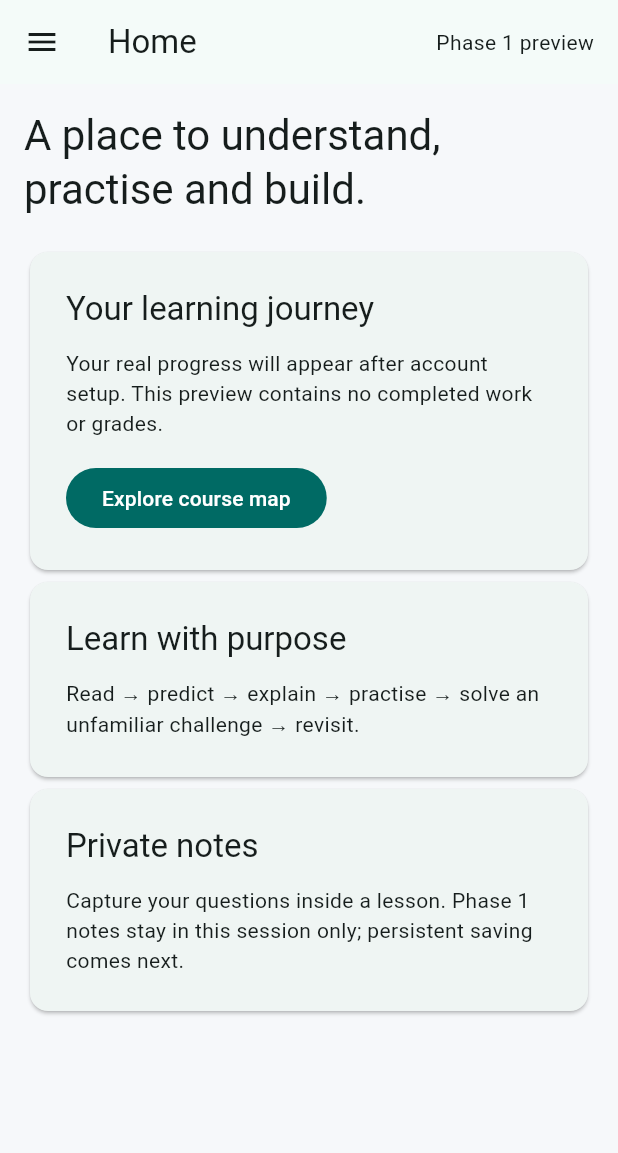
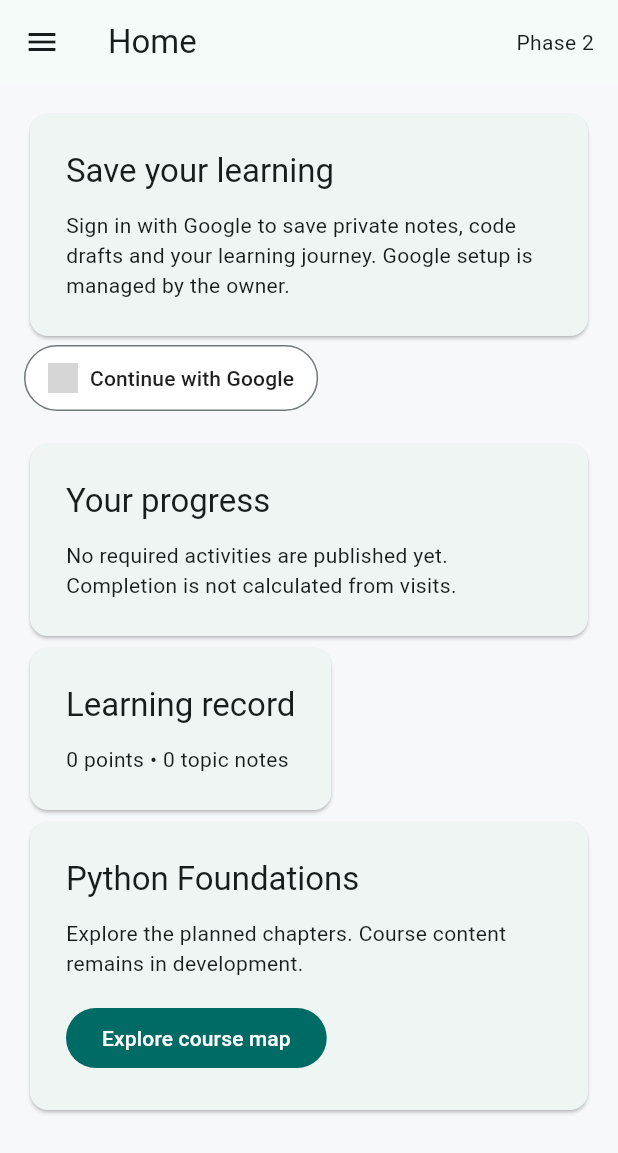
Before and after one commit to cyberokasha-dev/Bajinka-Academy, a Flutter app: the screen it shows after launch, on a phone screen of 412 x 824 dp. Shown: the top 1153 px of the screen. Run offline on Flutter 3.47's test engine with Material 3 defaults, Android fonts, the phone set to English and light mode, and no system bars; our stand-ins replace shared_preferences, supabase_flutter; accounts and stored records are empty; network calls fail; statements that could not run were skipped; grey boxes are pictures that could not be loaded.

Commit message:
Phase 2: Google OAuth, private saved learner work and Home progress

```diff
--- /dev/null
+++ b/apps/learner/lib/learner_store.dart
@@ -0,0 +1,173 @@
+import 'dart:async';
+import 'dart:convert';
+import 'package:flutter/foundation.dart';
+import 'package:shared_preferences/shared_preferences.dart';
+import 'package:supabase_flutter/supabase_flutter.dart';
+
+class LearnerStore extends ChangeNotifier {
+  LearnerStore(this.client);
+  final SupabaseClient? client;
+  final local = SharedPreferencesAsync();
+  StreamSubscription<AuthState>? subscription;
+  String? owner;
+  String displayName = '';
+  String? lastTopic;
+  String message = '';
+  bool loading = false;
+  bool reminders = false;
+  final Map<String, Map<String, dynamic>> drafts = {};
+  List<Map<String, dynamic>> activities = [];
+  List<Map<String, dynamic>> progress = [];
+  Future<void> pending = Future.value();
+  int epoch = 0;
+  int changeCounter = 0;
+  bool get signedIn => owner != null;
+  int get requiredCount => activities.where((a) => a['required'] == true).length;
+  int get completedCount {
+    final required = activities.where((a) => a['required'] == true).map((a) => a['id']).toSet();
+    return progress.where((p) => p['completed_at'] != null && required.contains(p['activity_id'])).length;
+  }
+  int get points => progress.fold(0, (sum, p) => sum + (p['points'] as num).toInt());
+  Future<void> start() async {
+    subscription = client?.auth.onAuthStateChange.listen((event) {
+      final next = event.session?.user.id;
+      if (next != owner) unawaited(load());
+    });
+    await load();
+  }
+  Future<void> load() async {
+    final current = ++epoch;
+    owner = client?.auth.currentUser?.id;
+    drafts.clear(); activities.clear(); progress.clear();
+    displayName = ''; lastTopic = null; reminders = false;
+    loading = true; message = ''; notifyListeners();
+    final uid = owner;
+    if (uid == null || client == null) {
+      loading = false; notifyListeners(); return;
+    }
+    try {
+      final cached = await local.getString('academy.v2.$uid');
+      if (current != epoch) return;
+      if (cached != null) {
+        final records = Map<String, dynamic>.from(jsonDecode(cached));
+        for (final entry in records.entries) drafts[entry.key] = Map<String, dynamic>.from(entry.value);
+      }
+      final results = await Future.wait([
+        client!.from('academy_profiles').select().eq('user_id', uid).maybeSingle(),
+        client!.from('academy_drafts').select().eq('user_id', uid),
+        client!.from('academy_activities').select().eq('course_id', 'python-foundations-v1'),
+        client!.from('academy_progress').select().eq('user_id', uid),
+      ]);
+      if (current != epoch) return;
+      final profile = results[0] as Map<String, dynamic>?;
+      displayName = profile?['display_name'] as String? ?? '';
+      lastTopic = profile?['last_topic'] as String?;
+      reminders = profile?['study_reminders'] == true;
+      for (final raw in results[1] as List) {
+        final row = Map<String, dynamic>.from(raw);
+        final id = row['topic_id'] as String;
+        if (drafts[id]?['dirty'] != true) drafts[id] = {...row, 'dirty': false, 'status': 'Saved'};
+      }
+      activities = (results[2] as List).map((r) => Map<String, dynamic>.from(r)).toList();
+      progress = (results[3] as List).map((r) => Map<String, dynamic>.from(r)).toList();
+      message = drafts.values.any((d) => d['dirty'] == true) ? 'Recovered local drafts. Open the topic and choose Retry save.' : '';
+    } catch (_) {
+      if (current == epoch) message = 'Could not load cloud data. Local drafts are available; retry connection.';
+    } finally {
+      if (current == epoch) { loading = false; notifyListeners(); }
+    }
+  }
+  Future<void> googleLogin() async {
+    if (client == null) { message = 'Account service unavailable. Reload and try again.'; notifyListeners(); return; }
+    try {
+      if (!kIsWeb) {
+        message = 'Google login is being configured for Android. Use the learner website for now.';
+        notifyListeners(); return;
+      }
+      await client!.auth.signInWithOAuth(OAuthProvider.google,
+        redirectTo: '${Uri.base.origin}${Uri.base.path}',
+        queryParams: {'prompt': 'select_account'});
+    } catch (_) {
+      message = 'Google sign-in is not available yet. The owner must enable Google in Supabase and configure the return URL.';
+      notifyListeners();
+    }
+  }
+  Future<void> logout() async {
+    await pending;
+    await client?.auth.signOut();
+    await load();
+  }
+  Map<String, dynamic> draft(String topic) => drafts[topic] ?? {'notes': '', 'code': '', 'revision': 0, 'dirty': false, 'status': 'No saved draft'};
+  void edit(String topic, String notes, String code) {
+    if (!signedIn) return;
+    final previous = draft(topic);
+    drafts[topic] = {...previous, 'notes': notes, 'code': code, 'dirty': true, 'status': 'Unsaved changes', 'change': ++changeCounter};
+    final uid = owner!;
+    final snapshot = jsonEncode(drafts);
+    pending = pending.then((_) async {
+      try { await local.setString('academy.v2.$uid', snapshot); }
+      catch (_) { if (owner == uid) { message = 'Local backup failed. Copy your work or save to the cloud.'; notifyListeners(); } }
+    });
+    notifyListeners();
+  }
+  Future<void> save(String topic) {
+    final uid = owner;
+    if (uid == null) return Future.value();
+    pending = pending.then((_) => _save(topic, uid));
+    return pending;
+  }
+  Future<void> _save(String topic, String uid) async {
+    if (owner != uid || client == null) return;
+    final current = Map<String, dynamic>.from(draft(topic));
+    if (current['dirty'] != true) return;
+    drafts[topic]!['status'] = 'Saving'; notifyListeners();
+    try {
+      final raw = await client!.rpc('academy_save_draft', params: {
+        'p_topic': topic, 'p_notes': current['notes'], 'p_code': current['code'], 'p_revision': current['revision'] ?? 0,
+      });
+      if (owner != uid) return;
+      final row = Map<String, dynamic>.from(raw);
+      if (drafts[topic]?['change'] == current['change']) {
+        drafts[topic] = {...row, 'dirty': false, 'status': 'Saved', 'change': current['change']};
+      } else {
+        drafts[topic]!['revision'] = row['revision'];
+        drafts[topic]!['status'] = 'Unsaved changes';
+      }
+      await local.setString('academy.v2.$uid', jsonEncode(drafts));
+    } on PostgrestException catch (e) {
+      if (owner == uid) drafts[topic]!['status'] = e.message.contains('DRAFT_CONFLICT')
+        ? 'Conflict: newer cloud version exists. Copy your changes before loading cloud version.'
+        : 'Save failed — local draft retained';
+    } catch (_) {
+      if (owner == uid) drafts[topic]!['status'] = 'Offline or save failed — local draft retained';
+    }
+    if (owner == uid) notifyListeners();
+  }
+  Future<void> loadCloudDraft(String topic) async {
+    final uid = owner;
+    if (uid == null || client == null) return;
+    await pending;
+    try {
+      final row = await client!.from('academy_drafts').select().eq('user_id', uid).eq('topic_id', topic).maybeSingle();
+      if (owner != uid) return;
+      drafts[topic] = {...?row, 'notes': row?['notes'] ?? '', 'code': row?['code'] ?? '', 'revision': row?['revision'] ?? 0, 'dirty': false, 'status': 'Cloud version loaded'};
+      await local.setString('academy.v2.$uid', jsonEncode(drafts));
+    } catch (_) { message = 'Cloud version could not be loaded.'; }
+    notifyListeners();
+  }
+  Future<void> profile({String? name, String? topic, bool? reminder}) async {
+    final uid = owner;
+    if (uid == null || client == null) return;
+    final values = {'user_id': uid, if (name != null) 'display_name': name.trim(), if (topic != null) 'last_topic': topic, if (reminder != null) 'study_reminders': reminder, 'updated_at': DateTime.now().toUtc().toIso8601String()};
+    try {
+      await client!.from('academy_profiles').upsert(values);
+      if (owner != uid) return;
+      if (name != null) displayName = name.trim();
+      if (topic != null) lastTopic = topic;
+      if (reminder != null) reminders = reminder;
+    } catch (_) { message = 'Account preferences could not be saved. Try again.'; }
+    notifyListeners();
+  }
+  @override
+  void dispose() { subscription?.cancel(); super.dispose(); }
+}
--- a/apps/learner/lib/main.dart
+++ b/apps/learner/lib/main.dart
@@ -1,14 +1,26 @@
+import 'dart:async';
 import 'package:flutter/material.dart';
+import 'package:supabase_flutter/supabase_flutter.dart';
+import 'learner_store.dart';
 
-void main() => runApp(const AcademyApp());
+Future<void> main() async {
+  WidgetsFlutterBinding.ensureInitialized();
+  SupabaseClient? client;
+  try {
+    await Supabase.initialize(url: 'https://zesvwdewewylotohcsgn.supabase.co', publishableKey: 'sb_publishable_pyX5NRIIF99KroUmr5RSyQ_xNO1WdwB');
+    client = Supabase.instance.client;
+  } catch (_) { /* Browsing remains available if account initialisation fails. */ }
+  runApp(AcademyApp(client: client));
+}
 
 class AcademyApp extends StatelessWidget {
-  const AcademyApp({super.key});
+  const AcademyApp({super.key, this.client});
+  final SupabaseClient? client;
   @override
   Widget build(BuildContext context) => MaterialApp(
     title: 'Bajinka Academy', debugShowCheckedModeBanner: false,
     theme: ThemeData(useMaterial3: true, colorScheme: ColorScheme.fromSeed(seedColor: const Color(0xff087f78)), scaffoldBackgroundColor: const Color(0xfff6f8fa)),
-    home: const LearnerShell(),
+    home: LearnerShell(client: client),
   );
 }
 
@@ -17,7 +29,8 @@ const chapters = ['Functions and Variables', 'Conditionals', 'Loops', 'Exception
 const topics = ['Running and saving Python programs', 'print, strings, and comments', 'Variables and assignment', 'input and string methods', 'Numbers and conversion', 'Arithmetic and formatted output', 'Functions and parameters', 'Return values and program structure'];
 
 class LearnerShell extends StatefulWidget {
-  const LearnerShell({super.key});
+  const LearnerShell({super.key, this.client});
+  final SupabaseClient? client;
   @override
   State<LearnerShell> createState() => _LearnerShellState();
 }
@@ -29,44 +42,124 @@ class _LearnerShellState extends State<LearnerShell> {
   String? topic;
   final note = TextEditingController();
   final code = TextEditingController();
-  final Map<String, String> notes = {};
-  final Map<String, String> codes = {};
-  void select(String value) => setState(() { section = value; chapter = null; topic = null; });
+  late final LearnerStore store;
+  Timer? autosave;
   @override
-  void dispose() { note.dispose(); code.dispose(); super.dispose(); }
+  void initState() {
+    super.initState();
+    store = LearnerStore(widget.client)..addListener(refresh);
+    unawaited(store.start());
+  }
+  String? renderedOwner;
+  bool wasLoading = false;
+  void refresh() {
+    if (!mounted) return;
+    if (renderedOwner != store.owner || (wasLoading && !store.loading)) {
+      renderedOwner = store.owner;
+      autosave?.cancel();
+      if (topic != null) {
+        note.text = store.draft(topic!)['notes'] as String;
+        code.text = store.draft(topic!)['code'] as String;
+      } else { note.clear(); code.clear(); }
+    }
+    wasLoading = store.loading;
+    setState(() {});
+  }
+  void editDraft() {
+    final id = topic;
+    if (id == null) return;
+    store.edit(id, note.text, code.text);
+    autosave?.cancel();
+    autosave = Timer(const Duration(milliseconds: 900), () => unawaited(store.save(id)));
+  }
+  void openTopic(String title) {
+    autosave?.cancel();
+    if (topic != null) unawaited(store.save(topic!));
+    setState(() {
+      section = 'My courses'; chapter = 0; topic = title;
+      note.text = store.draft(title)['notes'] as String;
+      code.text = store.draft(title)['code'] as String;
+    });
+    unawaited(store.profile(topic: title));
+  }
+  Widget signInButton() => OutlinedButton.icon(
+    style: OutlinedButton.styleFrom(backgroundColor: Colors.white, foregroundColor: const Color(0xff1f1f1f), padding: const EdgeInsets.symmetric(horizontal: 16, vertical: 12)),
+    onPressed: store.googleLogin,
+    icon: Image.network('https://developers.google.com/identity/images/g-logo.png', width: 20, height: 20,
+      errorBuilder: (_, _, _) => const SizedBox(width: 20, height: 20)),
+    label: const Text('Continue with Google'),
+  );
+  Widget account() => panel(store.signedIn ? 'Your account' : 'Save your learning', store.signedIn
+    ? 'Signed in as ${store.displayName.isEmpty ? widget.client?.auth.currentUser?.email ?? "Learner" : store.displayName}.'
+    : 'Sign in with Google to save private notes, code drafts and your learning journey. Google setup is managed by the owner.');
+  Widget homeProgress() => Column(crossAxisAlignment: CrossAxisAlignment.start, children: [
+    account(), if (!store.signedIn) signInButton(),
+    const SizedBox(height: 16),
+    panel('Your progress', store.requiredCount == 0
+      ? 'No required activities are published yet. Completion is not calculated from visits.'
+      : '${store.completedCount} of ${store.requiredCount} required activities completed.'),
+    if (store.requiredCount > 0) LinearProgressIndicator(value: store.completedCount / store.requiredCount),
+    panel('Learning record', '${store.points} points • ${store.drafts.values.where((d) => (d["notes"] as String? ?? "").isNotEmpty).length} topic notes'),
+    if (store.lastTopic != null && topics.contains(store.lastTopic)) panel('Continue learning', store.lastTopic!, action: () => openTopic(store.lastTopic!), button: 'Continue'),
+    panel('Python Foundations', 'Explore the planned chapters. Course content remains in development.', action: () => select('My courses'), button: 'Explore course map'),
+  ]);
+  void select(String value) { autosave?.cancel(); if (topic != null) unawaited(store.save(topic!)); setState(() { section = value; chapter = null; topic = null; }); }
+  @override
+  void dispose() { autosave?.cancel(); store.removeListener(refresh); store.dispose(); note.dispose(); code.dispose(); super.dispose(); }
   Widget navigation() => ListView(children: [
     const Padding(padding: EdgeInsets.all(24), child: Text('BAJINKA\nACADEMY', style: TextStyle(fontWeight: FontWeight.w800, fontSize: 22))),
     for (final item in sections) ListTile(selected: section == item, title: Text(item), onTap: () { select(item); scaffoldKey.currentState?.closeDrawer(); }),
   ]);
   Widget panel(String title, String body, {VoidCallback? action, String? button}) => Card(child: Padding(padding: const EdgeInsets.all(24), child: Column(crossAxisAlignment: CrossAxisAlignment.start, children: [Text(title, style: Theme.of(context).textTheme.titleLarge), const SizedBox(height: 12), Text(body), if (action != null) Padding(padding: const EdgeInsets.only(top: 16), child: FilledButton(onPressed: action, child: Text(button ?? 'Open')))])));
   Widget body() {
-    if (section == 'Home') return Column(crossAxisAlignment: CrossAxisAlignment.start, children: [
-      Text('A place to understand, practise and build.', style: Theme.of(context).textTheme.headlineMedium),
-      const SizedBox(height: 20), panel('Your learning journey', 'Your real progress will appear after account setup. This preview contains no completed work or grades.', action: () => select('My courses'), button: 'Explore course map'),
-      panel('Learn with purpose', 'Read → predict → explain → practise → solve an unfamiliar challenge → revisit.'),
-      panel('Private notes', 'Capture your questions inside a lesson. Phase 1 notes stay in this session only; persistent saving comes next.'),
-    ]);
+    if (section == 'Home' || section == 'Progress') return homeProgress();
     if (section == 'My courses') {
       if (topic != null) return Column(crossAxisAlignment: CrossAxisAlignment.start, children: [
         TextButton(onPressed: () => setState(() { topic = null; }), child: const Text('← Back to topics')),
         Text(topic!, style: Theme.of(context).textTheme.headlineSmall),
         panel('Lesson awaiting publication', 'Admin will publish targets, detailed explanations, examples and resources here. No course content has been invented for this preview.'),
         Wrap(spacing: 8, runSpacing: 8, children: [for (final label in ['Learn', 'Classwork', 'Homework', 'Challenge', 'Reflection']) Chip(label: Text(label))]),
-        const SizedBox(height: 16), TextField(controller: note, minLines: 5, maxLines: 12, decoration: const InputDecoration(labelText: 'My notes and explanation', border: OutlineInputBorder()), onChanged: (v) => notes[topic!] = v),
-        const SizedBox(height: 16), TextField(controller: code, minLines: 10, maxLines: 24, style: const TextStyle(fontFamily: 'monospace'), decoration: const InputDecoration(labelText: 'Python draft — execution comes later', border: OutlineInputBorder()), onChanged: (v) => codes[topic!] = v),
-        const SizedBox(height: 12), const Text('Session draft only. Refreshing or closing the app clears this preview work.'),
+        const SizedBox(height: 16), TextField(controller: note, minLines: 5, maxLines: 12, decoration: const InputDecoration(labelText: 'My notes and explanation', border: OutlineInputBorder()), enabled: store.signedIn && !store.loading, onChanged: (_) => editDraft()),
+        const SizedBox(height: 16), TextField(controller: code, minLines: 10, maxLines: 24, style: const TextStyle(fontFamily: 'monospace'), decoration: const InputDecoration(labelText: 'Python draft — execution comes later', border: OutlineInputBorder()), enabled: store.signedIn && !store.loading, onChanged: (_) => editDraft()),
+        const SizedBox(height: 12), Text(store.signedIn ? store.draft(topic!)['status'] as String : 'Sign in to write and save private work.'),
+        if (!store.signedIn) signInButton(),
+        if (store.signedIn) Wrap(spacing: 12, children: [
+          TextButton(onPressed: () => store.save(topic!), child: const Text('Retry save')),
+          TextButton(onPressed: () async {
+            final id = topic!;
+            final accept = await showDialog<bool>(context: context, builder: (context) => AlertDialog(
+              title: const Text('Load cloud version?'),
+              content: const Text('This replaces your local changes. Copy them first if you want to keep them.'),
+              actions: [TextButton(onPressed: () => Navigator.pop(context, false), child: const Text('Cancel')), TextButton(onPressed: () => Navigator.pop(context, true), child: const Text('Load cloud version'))]));
+            if (accept != true) return;
+            await store.loadCloudDraft(id);
+            if (mounted && topic == id) setState(() { note.text = store.draft(id)['notes'] as String; code.text = store.draft(id)['code'] as String; });
+          }, child: const Text('Load cloud version')),
+        ]),
       ]);
       if (chapter != null) return Column(crossAxisAlignment: CrossAxisAlignment.start, children: [
         TextButton(onPressed: () => setState(() { chapter = null; }), child: const Text('← Back to chapters')),
         Text(chapters[chapter!], style: Theme.of(context).textTheme.headlineSmall),
-        if (chapter == 0) ...[for (final title in topics) ListTile(title: Text(title), subtitle: const Text('Draft • lesson, practice and challenge'), trailing: const Icon(Icons.chevron_right), onTap: () => setState(() { topic = title; note.text = notes[title] ?? ''; code.text = codes[title] ?? ''; }))] else panel('Topics awaiting authoring', 'Full topic content and exact questions will be supplied by the course author.'),
+        if (chapter == 0) ...[for (final title in topics) ListTile(title: Text(title), subtitle: const Text('Draft • lesson, practice and challenge'), trailing: const Icon(Icons.chevron_right), onTap: () => openTopic(title))] else panel('Topics awaiting authoring', 'Full topic content and exact questions will be supplied by the course author.'),
         panel('Chapter assessment and cumulative project', 'Locked until authored requirements and marking rules are published.'),
       ]);
       return Column(crossAxisAlignment: CrossAxisAlignment.start, children: [panel('Python Foundations', 'Independent study • 11 planned chapters • content in development'), for (var i = 0; i < chapters.length; i++) ListTile(leading: CircleAvatar(child: Text('$i')), title: Text(chapters[i]), subtitle: const Text('Draft'), trailing: const Icon(Icons.chevron_right), onTap: () => setState(() { chapter = i; }))]);
     }
-    if (section == 'Notebook') return Column(children: [panel('Your session notes', 'Persistent private notes, search and export will be connected in a later phase.'), for (final entry in notes.entries.where((e) => e.value.isNotEmpty)) panel(entry.key, entry.value)]);
+    if (section == 'Notebook') return Column(children: [account(), if (!store.signedIn) signInButton(), for (final entry in store.drafts.entries.where((e) => (e.value['notes'] as String? ?? '').isNotEmpty)) panel(entry.key, entry.value['notes'] as String, action: () => openTopic(entry.key), button: 'Edit note')]);
+    if (section == 'Settings') return Column(children: [account(),
+      if (!store.signedIn) signInButton(),
+      if (store.signedIn) ...[
+        panel('Display name', store.displayName.isEmpty ? 'Choose the name shown in your account.' : store.displayName, action: () async {
+          final input = TextEditingController(text: store.displayName);
+          final name = await showDialog<String>(context: context, builder: (context) => AlertDialog(title: const Text('Your name'), content: TextField(controller: input, maxLength: 120), actions: [TextButton(onPressed: () => Navigator.pop(context), child: const Text('Cancel')), TextButton(onPressed: () => Navigator.pop(context, input.text), child: const Text('Save'))]));
+          input.dispose(); if (name != null) await store.profile(name: name);
+        }, button: 'Edit name'),
+        SwitchListTile(title: const Text('Study reminder preference'), subtitle: const Text('Preference only — notification delivery comes in a later phase.'), value: store.reminders, onChanged: (v) => store.profile(reminder: v)),
+        OutlinedButton(onPressed: () async { autosave?.cancel(); if (topic != null) await store.save(topic!); await store.logout(); }, child: const Text('Sign out')),
+      ],
+    ]);
     if (section == 'Sources & Acknowledgements') return panel('Sources & Acknowledgements', 'A separate admin-managed page for sources actually used, attribution and licences. Planned reference sources include Harvard CS50P, Helsinki, MIT and Beijing Institute of Technology. These are references, not endorsements. Detailed published acknowledgements follow content review.');
-    if (section == 'Privacy Policy') return panel('Privacy Policy — draft', 'Admin will publish the operator’s reviewed policy here, covering accounts, private notes, submissions, notifications, retention and user rights. This preview has no backend data collection.');
+    if (section == 'Privacy Policy') return panel('Privacy Policy — draft', 'Admin will publish the operator’s reviewed policy here, covering accounts, private notes, submissions, notifications, retention and user rights. Google sign-in stores an account session; learner profile, notes, code drafts and progress are stored in Supabase. Local recovery copies are kept on your device. A full operator-reviewed policy is awaiting publication.');
     if (section == 'Certificates') return panel('Certificates locked', 'Complete a fully published course and its required assessments/project. Then confirm your name and study dates, preview and download your course certificate.');
     return panel(section, switch (section) {
       'Practice' => 'Admin-authored A–D questions, writing, code, debugging and a challenge for each topic. Marking rules will be shown clearly.',
@@ -80,8 +173,8 @@ class _LearnerShellState extends State<LearnerShell> {
   @override
   Widget build(BuildContext context) => LayoutBuilder(builder: (context, bounds) {
     final wide = bounds.maxWidth >= 950;
-    return Scaffold(key: scaffoldKey, appBar: AppBar(title: Text(section), actions: const [Padding(padding: EdgeInsets.all(16), child: Text('Phase 1 preview'))]),
+    return Scaffold(key: scaffoldKey, appBar: AppBar(title: Text(section), actions: [Padding(padding: const EdgeInsets.all(16), child: Text(store.signedIn ? 'My account' : 'Phase 2'))]),
       drawer: wide ? null : Drawer(child: Builder(builder: (_) => navigation())),
-      body: Row(children: [if (wide) SizedBox(width: 250, child: navigation()), Expanded(child: SingleChildScrollView(padding: EdgeInsets.all(wide ? 32 : 16), child: Center(child: ConstrainedBox(constraints: const BoxConstraints(maxWidth: 1050), child: body()))))]));
+      body: Row(children: [if (wide) SizedBox(width: 250, child: navigation()), Expanded(child: SingleChildScrollView(padding: EdgeInsets.all(wide ? 32 : 16), child: Center(child: ConstrainedBox(constraints: const BoxConstraints(maxWidth: 1050), child: Column(crossAxisAlignment: CrossAxisAlignment.stretch, children: [if (store.loading) const LinearProgressIndicator(), if (store.message.isNotEmpty) MaterialBanner(content: Text(store.message), actions: [TextButton(onPressed: store.load, child: const Text('Retry'))]), body()])))))]));
   });
 }
--- a/apps/learner/pubspec.yaml
+++ b/apps/learner/pubspec.yaml
@@ -1,12 +1,14 @@
 name: bajinka_academy
 description: Bajinka Academy learner application.
 publish_to: none
-version: 0.1.0+1
+version: 0.2.0+2
 environment:
   sdk: '>=3.4.0 <4.0.0'
 dependencies:
   flutter:
     sdk: flutter
+  supabase_flutter: 2.18.2
+  shared_preferences: 2.5.6
 dev_dependencies:
   flutter_test:
     sdk: flutter
```
Also changed, not shown: 3 other files.
